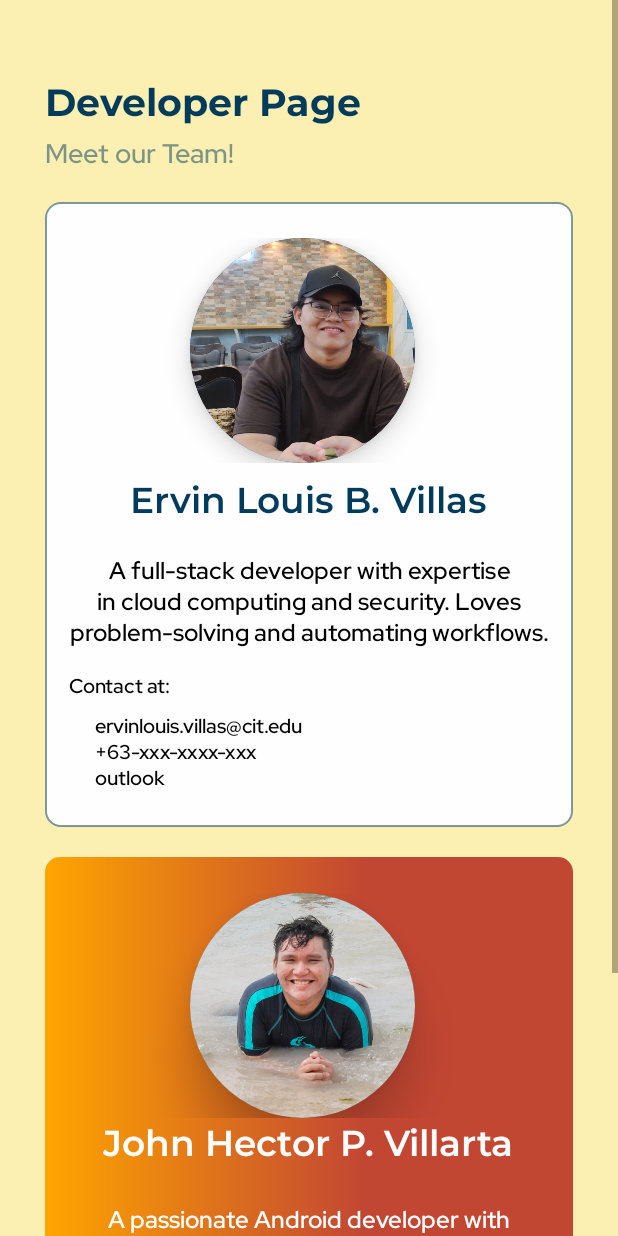
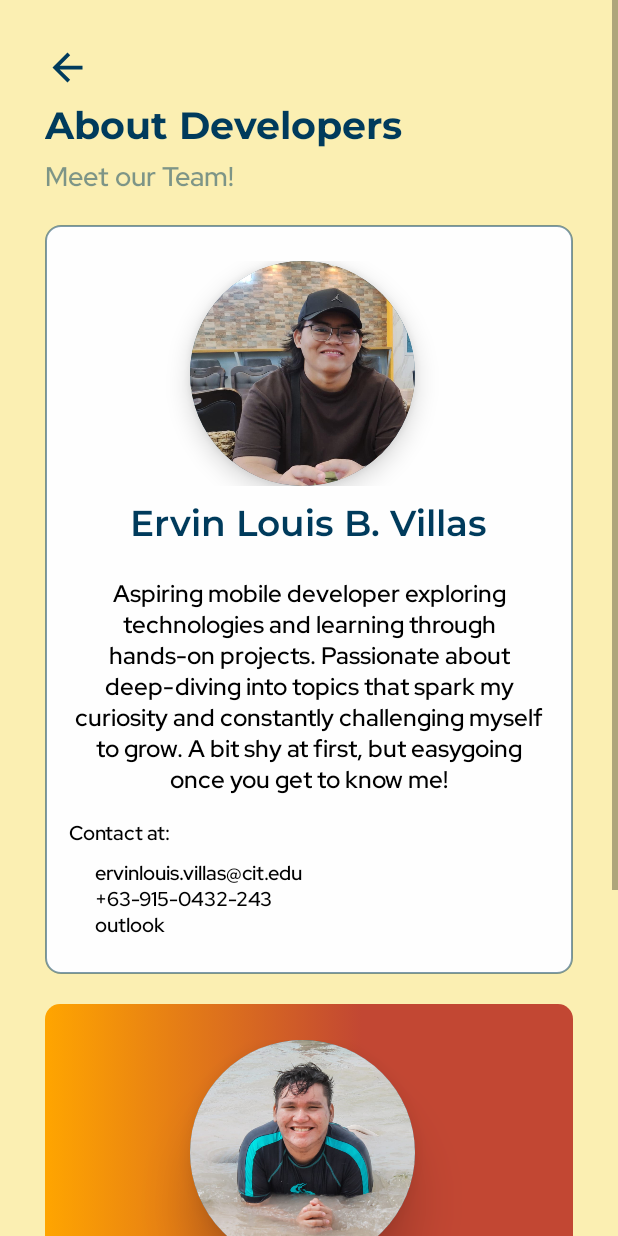
Before and after one commit to siv727/Huckster-Trial, an Android app: the layout activity_developer_page.xml on its own in the app's theme, with its tools: preview values and no code run, on a phone screen of 412 x 824 dp. Run offline under Robolectric (Android 15) with nearby library versions, the phone set to English and light mode, and no system bars.

Commit message:
feat: Changes in Profile and Developer Page - Profile is working; name and email can now be updated - Updated my biography and contact details in developer Page - Added back button in developer Page

```diff
--- a/app/src/main/AndroidManifest.xml
+++ b/app/src/main/AndroidManifest.xml
@@ -12,6 +12,9 @@
         android:supportsRtl="true"
         android:theme="@style/Theme.Huckster"
         tools:targetApi="31">
+        <activity
+            android:name=".DeveloperPageActivity"
+            android:exported="false" />
         <activity
             android:name=".TestActivity"
             android:exported="false" />
--- a/app/src/main/res/layout/activity_developer_page.xml
+++ b/app/src/main/res/layout/activity_developer_page.xml
@@ -2,24 +2,28 @@
 <ScrollView xmlns:android="http://schemas.android.com/apk/res/android"
     android:layout_width="match_parent"
     android:layout_height="match_parent"
-    android:background="@color/welcome_yellow"
-    >
+    android:background="@color/welcome_yellow">
 
     <LinearLayout
         android:layout_width="match_parent"
         android:layout_height="wrap_content"
         android:orientation="vertical"
-        android:padding="30dp"
-        >
+        android:padding="30dp">
+
+        <ImageView
+            android:id="@+id/back_settings"
+            android:layout_width="30dp"
+            android:layout_height="30dp"
+            android:src="@drawable/baseline_arrow_back_24" />
 
         <TextView
             android:layout_width="match_parent"
             android:layout_height="wrap_content"
-            android:text="Developer Page"
+            android:text="About Developers"
             android:textSize="25sp"
             android:fontFamily="@font/montserrat_bold"
             android:textColor="@color/trade_blue"
-            android:layout_marginTop="20dp"/>
+            android:layout_marginTop="5dp"/>
         <TextView
             android:layout_width="match_parent"
             android:layout_height="wrap_content"
@@ -67,14 +71,14 @@
                 android:layout_gravity="center"
                 android:fontFamily="@font/montserrat_semi_bold"
                 android:padding="8dp"
-                android:text="Ervin Louis B. Villas"
+                android:text="@string/ervin_name"
                 android:textColor="@color/trade_blue"
                 android:textSize="24sp" />
 
             <TextView
                 android:layout_width="wrap_content"
                 android:layout_height="wrap_content"
-                android:text="A full-stack developer with expertise in cloud computing and security. Loves problem-solving and automating workflows."
+                android:text="@string/ervin_intro"
                 android:textColor="@color/black"
                 android:textSize="16sp"
                 android:textAlignment="center"
@@ -91,7 +95,7 @@
             <TextView
                 android:layout_width="match_parent"
                 android:layout_height="wrap_content"
-                android:text="ervinlouis.villas@cit.edu\n+63-xxx-xxxx-xxx\noutlook"
+                android:text="@string/ervin_contact"
                 android:textColor="@color/black"
                 android:textSize="13sp"
                 android:fontFamily="@font/rdh_semi_bold"
--- a/app/src/main/res/values/strings.xml
+++ b/app/src/main/res/values/strings.xml
@@ -43,4 +43,7 @@
     <string name="logout_confirmation">Are you sure you want to log out?</string>
     <string name="cancel">Cancel</string>
     <string name="log_out">Log Out</string>
+    <string name="ervin_intro">Aspiring mobile developer exploring technologies and learning through hands-on projects. Passionate about deep-diving into topics that spark my curiosity and constantly challenging myself to grow. A bit shy at first, but easygoing once you get to know me!</string>
+    <string name="ervin_name">Ervin Louis B. Villas</string>
+    <string name="ervin_contact">ervinlouis.villas@cit.edu\n+63-915-0432-243\noutlook</string>
 </resources>
```
Also changed, not shown: app/src/main/java/com/android/huckster/DeveloperPageActivity.kt (added, +27 -0 lines), app/src/main/java/com/android/huckster/ProfileActivity.kt (+34 -0 lines), app/src/main/java/com/android/huckster/SettingsActivity.kt (+7 -0 lines), app/src/main/java/com/android/huckster/User.kt (+13 -0 lines).
